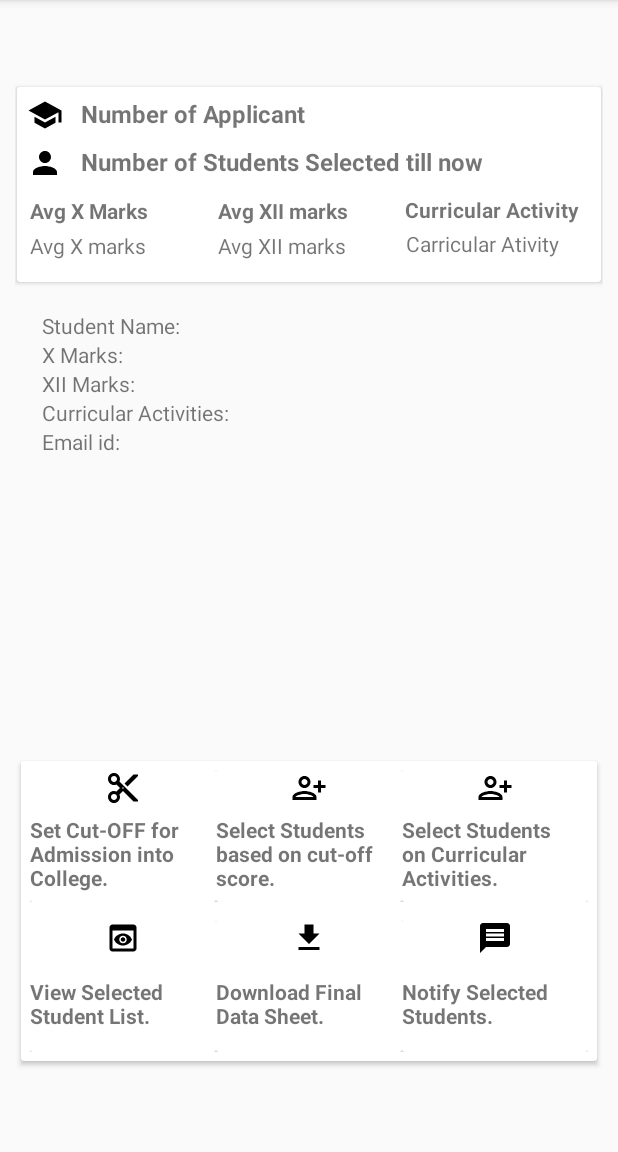
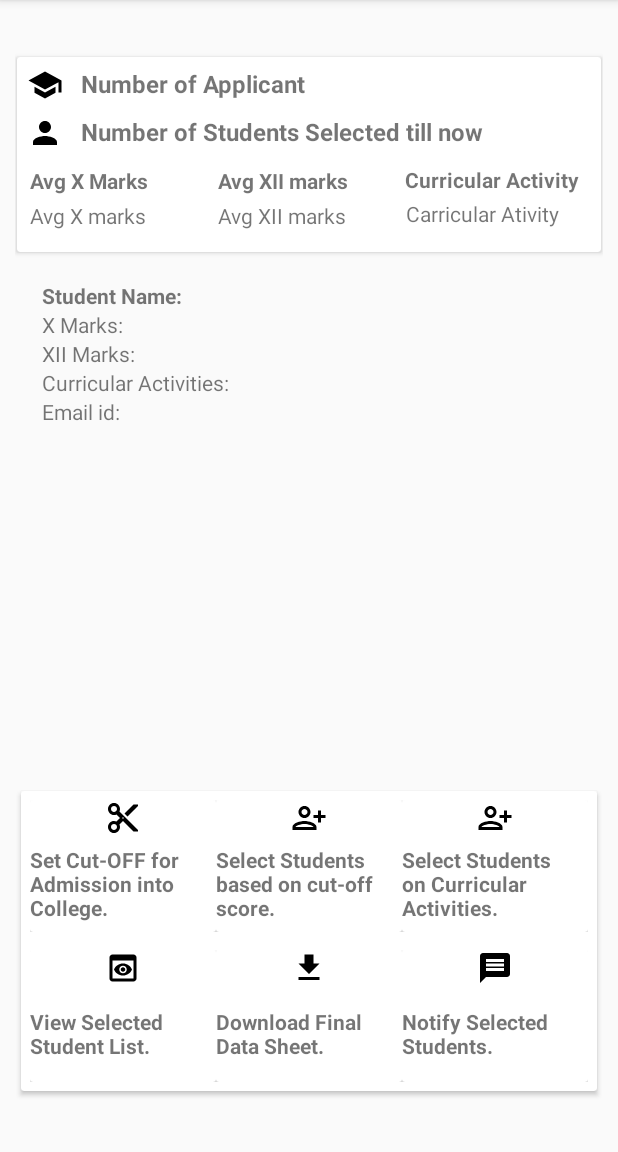
Before and after one commit to RohanDebnath/Pandas-Integration, an Android app: the screen it shows after launch (MainActivity), on a phone screen of 412 x 824 dp, the part 84-1236 px from its top. Run offline under Robolectric (Android 15) with nearby library versions, the phone set to English and light mode, and no system bars; libraries missing offline, so code that uses them is left out: com.chaquo.python; 17 statements that could not run were skipped.

Commit message:
xml changes made according to my device

```diff
--- a/app/src/main/res/layout/activity_main.xml
+++ b/app/src/main/res/layout/activity_main.xml
@@ -127,7 +127,7 @@
 
     <androidx.core.widget.NestedScrollView
         android:layout_width="match_parent"
-        android:layout_height="310dp"
+        android:layout_height="350dp"
         android:padding="4dp"
         android:layout_margin="2dp">
         <androidx.recyclerview.widget.RecyclerView
--- a/app/src/main/res/layout/list_item.xml
+++ b/app/src/main/res/layout/list_item.xml
@@ -9,7 +9,8 @@
         android:id="@+id/textViewStudentName"
         android:layout_width="wrap_content"
         android:layout_height="wrap_content"
-        android:text="Student Name: " />
+        android:text="Student Name: "
+        android:textStyle="bold"/>
 
     <TextView
         android:id="@+id/textViewXMarks"
```
Also changed, not shown: 1 other file.
